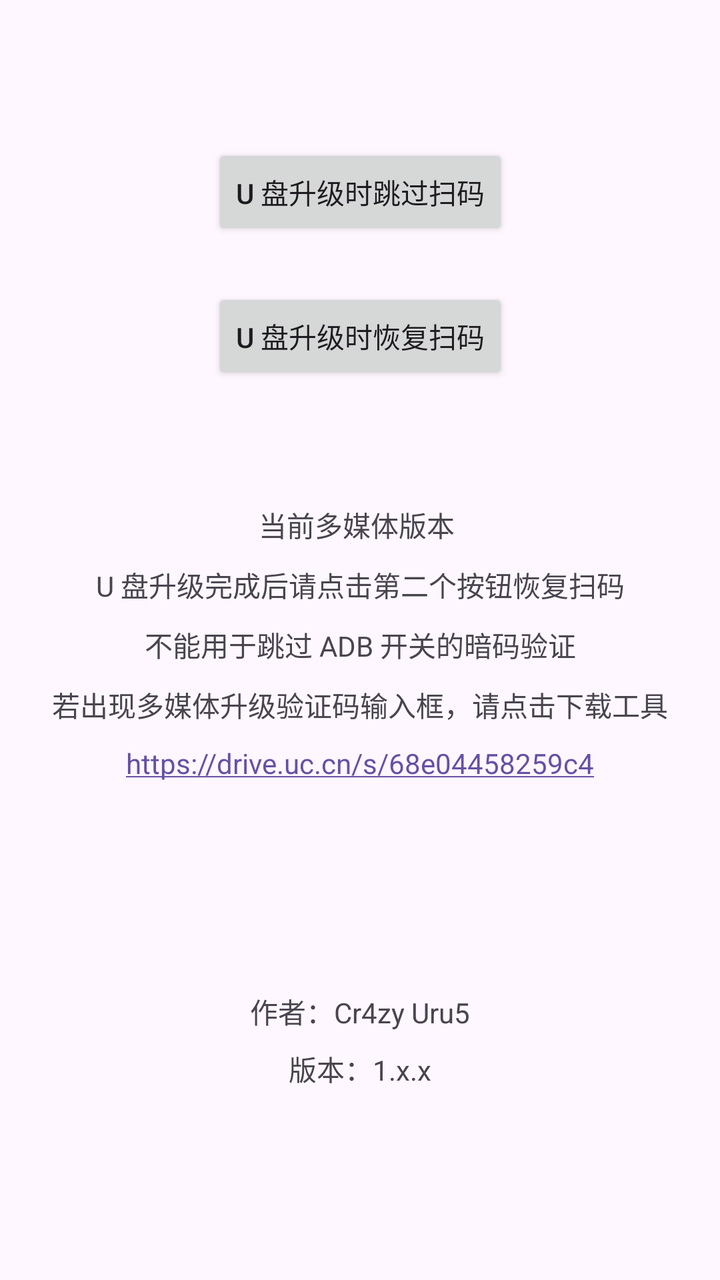
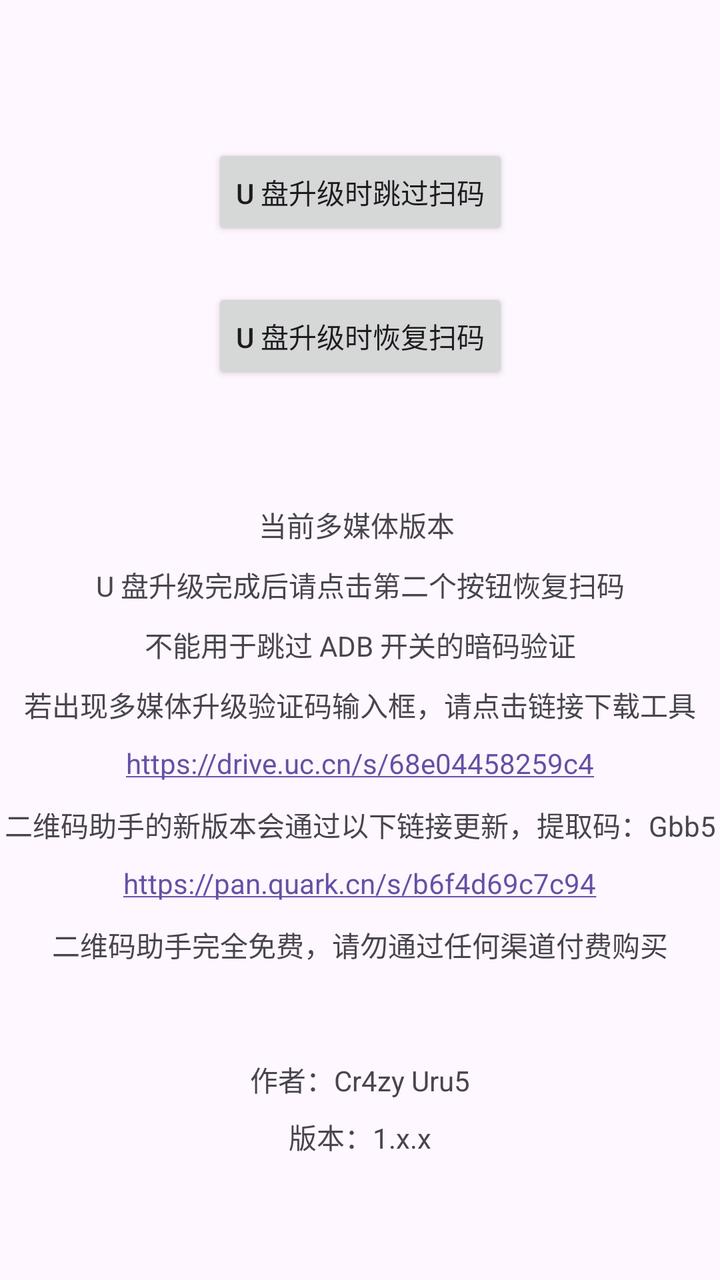

Screens rendered from an Android XML layout before and after an edit, with the pre-edit source and the edit as a unified diff.
<!-- AndroidManifest.xml: activity theme Theme.BYDOTAQRCodeBypass -->
<!-- res/layout/activity_main.xml -->
<?xml version="1.0" encoding="utf-8"?>
<androidx.constraintlayout.widget.ConstraintLayout xmlns:android="http://schemas.android.com/apk/res/android"
    xmlns:app="http://schemas.android.com/apk/res-auto"
    xmlns:tools="http://schemas.android.com/tools"
    android:id="@+id/main"
    android:layout_width="match_parent"
    android:layout_height="match_parent"
    tools:context="com.crazyurus.bydota.qrcodebypass.MainActivity">

    <Button
        android:id="@+id/button"
        android:layout_width="wrap_content"
        android:layout_height="wrap_content"
        android:layout_marginStart="24dp"
        android:layout_marginTop="72dp"
        android:layout_marginEnd="24dp"
        android:text="U 盘升级时跳过扫码"
        app:layout_constraintEnd_toEndOf="parent"
        app:layout_constraintStart_toStartOf="parent"
        app:layout_constraintTop_toTopOf="parent" />

    <Button
        android:id="@+id/button2"
        android:layout_width="wrap_content"
        android:layout_height="wrap_content"
        android:layout_marginStart="24dp"
        android:layout_marginTop="24dp"
        android:layout_marginEnd="24dp"
        android:text="U 盘升级时恢复扫码"
        app:layout_constraintEnd_toEndOf="parent"
        app:layout_constraintStart_toStartOf="parent"
        app:layout_constraintTop_toBottomOf="@+id/button" />

    <TextView
        android:id="@+id/textView"
        android:layout_width="wrap_content"
        android:layout_height="wrap_content"
        android:layout_marginStart="24dp"
        android:layout_marginEnd="24dp"
        android:layout_marginBottom="124dp"
        android:text="作者：Cr4zy Uru5"
        app:layout_constraintBottom_toBottomOf="parent"
        app:layout_constraintEnd_toEndOf="parent"
        app:layout_constraintStart_toStartOf="parent" />

    <TextView
        android:id="@+id/textVersion"
        android:layout_width="wrap_content"
        android:layout_height="wrap_content"
        android:layout_marginStart="24dp"
        android:layout_marginTop="8dp"
        android:layout_marginEnd="24dp"
        android:text="版本：1.x.x"
        app:layout_constraintEnd_toEndOf="parent"
        app:layout_constraintStart_toStartOf="parent"
        app:layout_constraintTop_toBottomOf="@id/textView" />

    <TextView
        android:id="@+id/textView3"
        android:layout_width="wrap_content"
        android:layout_height="wrap_content"
        android:layout_marginStart="24dp"
        android:layout_marginTop="60dp"
        android:layout_marginEnd="24dp"
        android:text="当前多媒体版本 "
        app:layout_constraintEnd_toEndOf="parent"
        app:layout_constraintStart_toStartOf="parent"
        app:layout_constraintTop_toBottomOf="@+id/button2" />

    <TextView
        android:id="@+id/textView4"
        android:layout_width="wrap_content"
        android:layout_height="wrap_content"
        android:layout_marginStart="24dp"
        android:layout_marginTop="90dp"
        android:layout_marginEnd="24dp"
        android:text="U 盘升级完成后请点击第二个按钮恢复扫码"
        app:layout_constraintEnd_toEndOf="parent"
        app:layout_constraintStart_toStartOf="parent"
        app:layout_constraintTop_toBottomOf="@+id/button2" />

    <TextView
        android:id="@+id/textView5"
        android:layout_width="wrap_content"
        android:layout_height="wrap_content"
        android:layout_marginStart="24dp"
        android:layout_marginTop="120dp"
        android:layout_marginEnd="24dp"
        android:text="不能用于跳过 ADB 开关的暗码验证"
        app:layout_constraintEnd_toEndOf="parent"
        app:layout_constraintStart_toStartOf="parent"
        app:layout_constraintTop_toBottomOf="@+id/button2" />

    <TextView
        android:id="@+id/textView2"
        android:layout_width="wrap_content"
        android:layout_height="wrap_content"
        android:layout_marginStart="24dp"
        android:layout_marginTop="150dp"
        android:layout_marginEnd="24dp"
        android:text="若出现多媒体升级验证码输入框，请点击下载工具"
        app:layout_constraintEnd_toEndOf="parent"
        app:layout_constraintStart_toStartOf="parent"
        app:layout_constraintTop_toBottomOf="@+id/button2" />

    <TextView
        android:id="@+id/textLink"
        android:layout_width="wrap_content"
        android:layout_height="wrap_content"
        android:layout_marginStart="24dp"
        android:layout_marginTop="180dp"
        android:layout_marginEnd="24dp"
        android:autoLink="web"
        android:text="https://drive.uc.cn/s/68e04458259c4"
        app:layout_constraintEnd_toEndOf="parent"
        app:layout_constraintStart_toStartOf="parent"
        app:layout_constraintTop_toBottomOf="@+id/button2" />

</androidx.constraintlayout.widget.ConstraintLayout>
<!-- resources referenced by this layout -->
<resources>
  <style name="Theme.BYDOTAQRCodeBypass" parent="android:Theme.Material.Light.NoActionBar" />
</resources>

<!-- the commit's change to res/layout/activity_main.xml (unified diff, before → after) -->
@@ -37,7 +37,7 @@
         android:layout_height="wrap_content"
         android:layout_marginStart="24dp"
         android:layout_marginEnd="24dp"
-        android:layout_marginBottom="124dp"
+        android:layout_marginBottom="90dp"
         android:text="作者：Cr4zy Uru5"
         app:layout_constraintBottom_toBottomOf="parent"
         app:layout_constraintEnd_toEndOf="parent"
@@ -98,7 +98,7 @@
         android:layout_marginStart="24dp"
         android:layout_marginTop="150dp"
         android:layout_marginEnd="24dp"
-        android:text="若出现多媒体升级验证码输入框，请点击下载工具"
+        android:text="若出现多媒体升级验证码输入框，请点击链接下载工具"
         app:layout_constraintEnd_toEndOf="parent"
         app:layout_constraintStart_toStartOf="parent"
         app:layout_constraintTop_toBottomOf="@+id/button2" />
@@ -116,4 +116,41 @@
         app:layout_constraintStart_toStartOf="parent"
         app:layout_constraintTop_toBottomOf="@+id/button2" />
 
+    <TextView
+        android:id="@+id/textView6"
+        android:layout_width="wrap_content"
+        android:layout_height="wrap_content"
+        android:layout_marginStart="24dp"
+        android:layout_marginTop="210dp"
+        android:layout_marginEnd="24dp"
+        android:text="二维码助手的新版本会通过以下链接更新，提取码：Gbb5"
+        app:layout_constraintEnd_toEndOf="parent"
+        app:layout_constraintStart_toStartOf="parent"
+        app:layout_constraintTop_toBottomOf="@+id/button2" />
+
+    <TextView
+        android:id="@+id/textLink2"
+        android:layout_width="wrap_content"
+        android:layout_height="wrap_content"
+        android:layout_marginStart="24dp"
+        android:layout_marginTop="240dp"
+        android:layout_marginEnd="24dp"
+        android:autoLink="web"
+        android:text="https://pan.quark.cn/s/b6f4d69c7c94"
+        app:layout_constraintEnd_toEndOf="parent"
+        app:layout_constraintStart_toStartOf="parent"
+        app:layout_constraintTop_toBottomOf="@+id/button2" />
+
+    <TextView
+        android:id="@+id/textView7"
+        android:layout_width="wrap_content"
+        android:layout_height="wrap_content"
+        android:layout_marginStart="24dp"
+        android:layout_marginTop="270dp"
+        android:layout_marginEnd="24dp"
+        android:text="二维码助手完全免费，请勿通过任何渠道付费购买"
+        app:layout_constraintEnd_toEndOf="parent"
+        app:layout_constraintStart_toStartOf="parent"
+        app:layout_constraintTop_toBottomOf="@+id/button2" />
+
 </androidx.constraintlayout.widget.ConstraintLayout>
